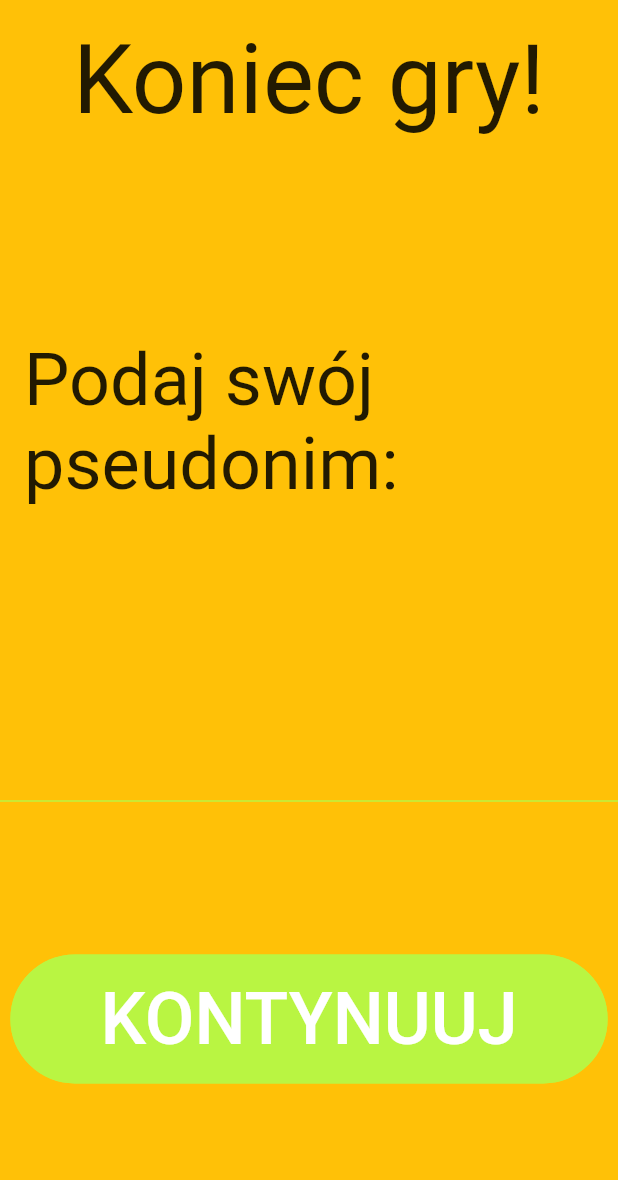
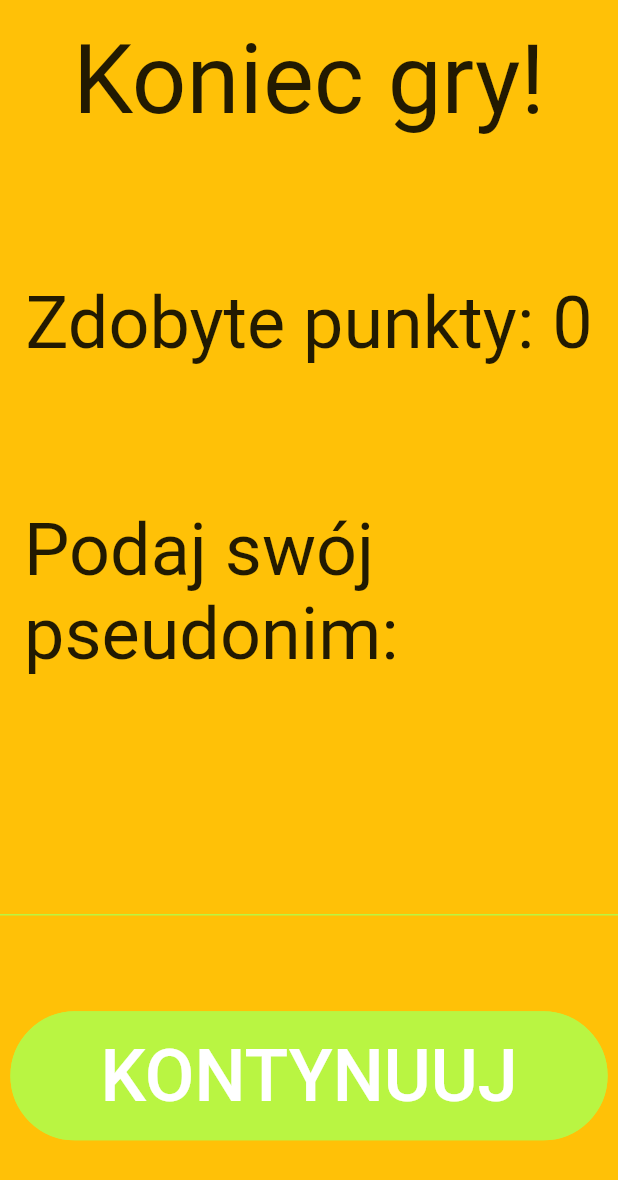
Before and after one commit to DaDudel/teaching-children-app, a Flutter app: the FinishScreen widget shown alone on an empty page, opened directly, on a phone screen of 412 x 824 dp. Shown: the top 1180 px of the screen. Run offline on Flutter 3.47's test engine with Material 2 defaults, Android fonts, the phone set to English and light mode, and no system bars; our stand-ins replace auto_route, google_fonts.

Commit message:
finished routing

```diff
--- a/application/lib/routes/approuter.dart
+++ b/application/lib/routes/approuter.dart
@@ -1,6 +1,9 @@
+import 'package:application/screens/finishScreen.dart';
 import 'package:application/screens/mainScreen.dart';
 import 'package:application/screens/rankingScreen.dart';
 import 'package:application/screens/riddles/firstType.dart';
+import 'package:application/screens/riddles/secondType.dart';
+import 'package:application/screens/riddles/thirdType.dart';
 import 'package:auto_route/annotations.dart';
 
 @MaterialAutoRouter(
@@ -8,6 +11,9 @@ import 'package:auto_route/annotations.dart';
     AutoRoute(page: MainScreen, initial: true),
     AutoRoute(page: FirstType, name: 'FirstRiddle'),
     AutoRoute(page: RankingScreen),
+    AutoRoute(page: SecondType, name: 'SecondRiddle'),
+    AutoRoute(page: ThirdType, name: 'ThirdRiddle'),
+    AutoRoute(page: FinishScreen, name: 'Finish'),
   ],
 )
 class $AppRouter {}
--- a/application/lib/screens/finishScreen.dart
+++ b/application/lib/screens/finishScreen.dart
@@ -1,11 +1,15 @@
+import 'package:application/screens/mainScreen.dart';
 import 'package:application/theming/myColors.dart';
 import 'package:application/widgets/myButton.dart';
 import 'package:application/widgets/myTextField.dart';
+import 'package:auto_route/src/router/auto_router_x.dart';
 import 'package:flutter/material.dart';
 import 'package:google_fonts/google_fonts.dart';
 
 class FinishScreen extends StatelessWidget {
-  const FinishScreen({Key? key}) : super(key: key);
+  const FinishScreen({Key? key, this.riddleNumber = 1}) : super(key: key);
+
+  final int riddleNumber;
 
   @override
   Widget build(BuildContext context) {
@@ -20,6 +24,19 @@ class FinishScreen extends StatelessWidget {
               child: Text('Koniec gry!',
                   style: GoogleFonts.mcLaren(
                     fontSize: 64,
+                  )),
+            ),
+          ),
+          Expanded(
+            child: Container(),
+          ),
+          Material(
+            color: Colors.transparent,
+            child: Container(
+              padding: EdgeInsets.all(16),
+              child: Text('Zdobyte punkty: ${(riddleNumber - 1).toString()}',
+                  style: GoogleFonts.mcLaren(
+                    fontSize: 48,
                   )),
             ),
           ),
@@ -49,7 +66,9 @@ class FinishScreen extends StatelessWidget {
           Expanded(
             child: Container(),
           ),
-          MyButton(buttonText: 'Kontynuuj', onPressed: () => {}),
+          MyButton(
+              buttonText: 'Kontynuuj',
+              onPressed: () => {navigateToRanking(context)}),
           Expanded(
             child: Container(),
           ),
@@ -58,3 +77,7 @@ class FinishScreen extends StatelessWidget {
     );
   }
 }
+
+void navigateToRanking(BuildContext context) {
+  context.router.navigateNamed('/ranking-screen');
+}
```
Also changed, not shown: application/lib/main.dart (+0 -8 lines), application/lib/screens/mainScreen.dart (+21 -1 lines), application/lib/screens/riddles/firstType.dart (+21 -1 lines), application/lib/screens/riddles/secondType.dart (+46 -6 lines), application/lib/screens/riddles/thirdType.dart (+46 -6 lines), application/lib/routes/approuter.gr.dart.
